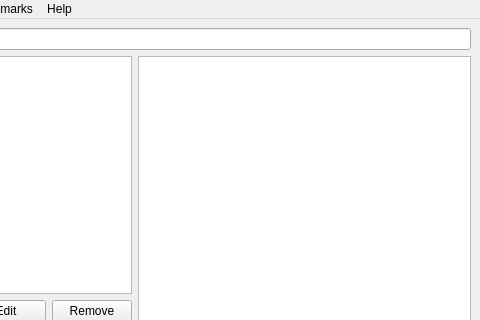
The window that src/mainwindow.ui (moose-kazan/qOPDSbrowser) describes before a commit, drawn with Qt 5; both pictures show x 129 to 609 and y 0 to 320 of the 609 by 407 pixel window.
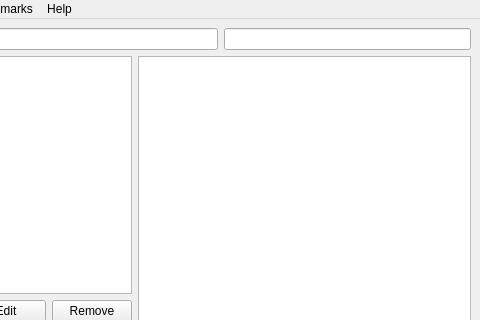
The same window after the commit. Icons and pictures are not drawn.

Commit message: New function: search (if supported by opds directory)

```diff
--- a/src/mainwindow.ui
+++ b/src/mainwindow.ui
@@ -68,6 +68,9 @@
           </property>
          </widget>
         </item>
+        <item>
+         <widget class="QLineEdit" name="searchLine"/>
+        </item>
        </layout>
       </item>
       <item>
```
Left out of the diff: 17 changed lines with no effect on the pictures. The commit also changes 4 other files.
